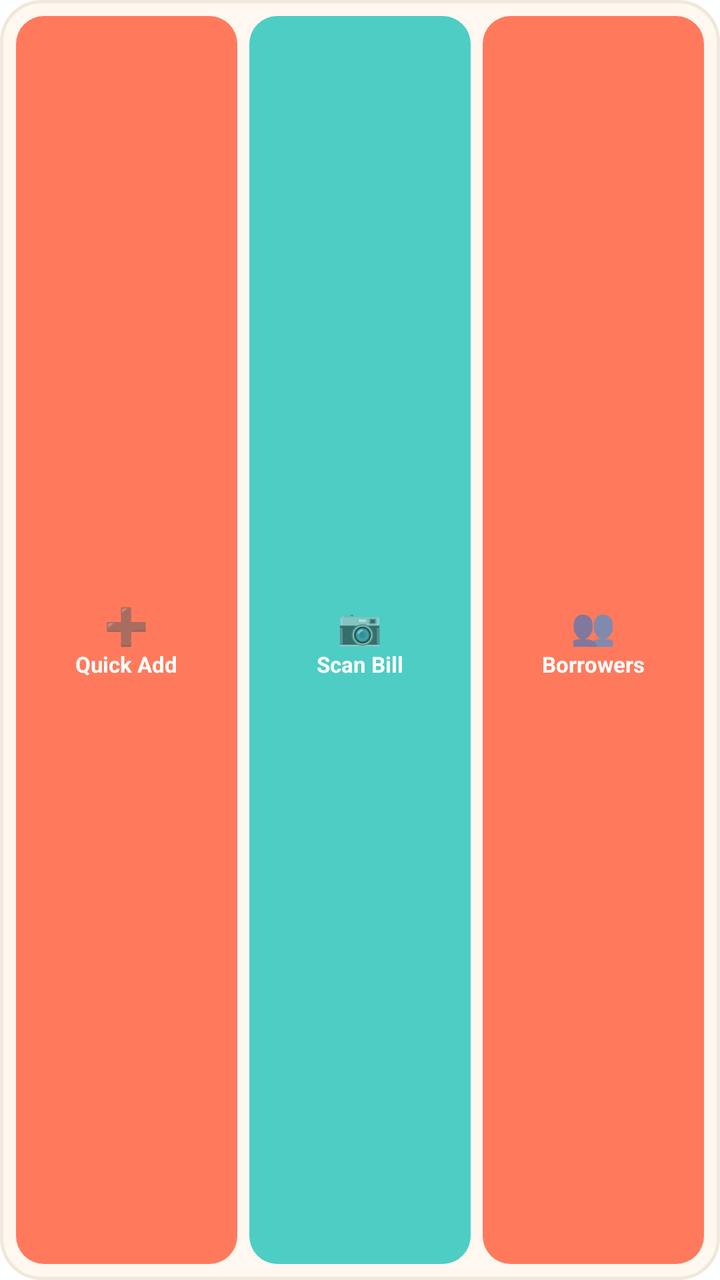
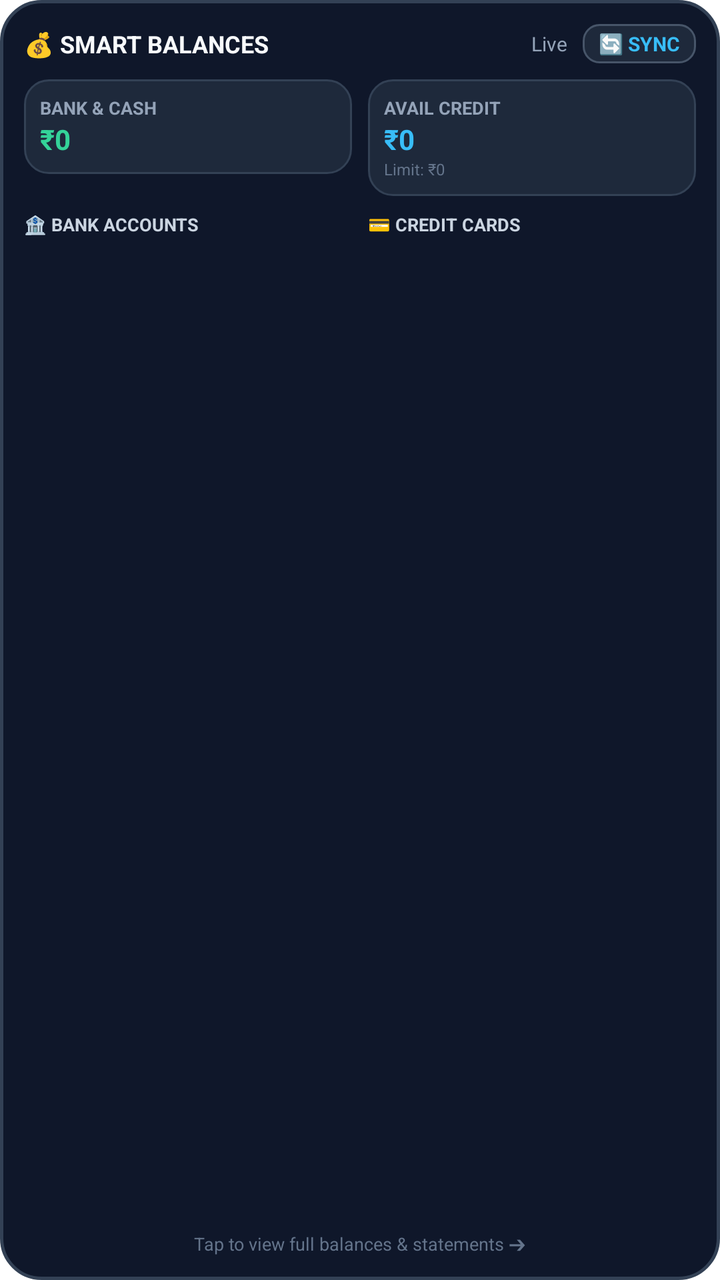

Screens rendered from an Android XML layout before and after an edit, with the pre-edit source and the edit as a unified diff.
<!-- AndroidManifest.xml: fallback theme Theme.MaterialComponents.DayNight.NoActionBar -->
<!-- res/layout/smart_ledger_widget_layout.xml -->
<?xml version="1.0" encoding="utf-8"?>
<LinearLayout xmlns:android="http://schemas.android.com/apk/res/android"
    android:id="@+id/widget_container"
    android:layout_width="match_parent"
    android:layout_height="match_parent"
    android:orientation="horizontal"
    android:background="@drawable/widget_background"
    android:padding="8dp"
    android:gravity="center_vertical">

    <LinearLayout
        android:id="@+id/btn_quick_add"
        android:layout_width="0dp"
        android:layout_height="match_parent"
        android:layout_weight="1"
        android:orientation="vertical"
        android:gravity="center"
        android:background="@drawable/widget_btn_primary"
        android:layout_marginEnd="6dp">

        <TextView
            android:layout_width="wrap_content"
            android:layout_height="wrap_content"
            android:text="➕"
            android:textSize="18sp" />

        <TextView
            android:layout_width="wrap_content"
            android:layout_height="wrap_content"
            android:text="Quick Add"
            android:textColor="#FFFFFF"
            android:textStyle="bold"
            android:textSize="11sp" />
    </LinearLayout>

    <LinearLayout
        android:id="@+id/btn_scan_receipt"
        android:layout_width="0dp"
        android:layout_height="match_parent"
        android:layout_weight="1"
        android:orientation="vertical"
        android:gravity="center"
        android:background="@drawable/widget_btn_secondary"
        android:layout_marginEnd="6dp">

        <TextView
            android:layout_width="wrap_content"
            android:layout_height="wrap_content"
            android:text="📷"
            android:textSize="18sp" />

        <TextView
            android:layout_width="wrap_content"
            android:layout_height="wrap_content"
            android:text="Scan Bill"
            android:textColor="#FFFFFF"
            android:textStyle="bold"
            android:textSize="11sp" />
    </LinearLayout>

    <LinearLayout
        android:id="@+id/btn_borrowers"
        android:layout_width="0dp"
        android:layout_height="match_parent"
        android:layout_weight="1"
        android:orientation="vertical"
        android:gravity="center"
        android:background="@drawable/widget_btn_primary">

        <TextView
            android:layout_width="wrap_content"
            android:layout_height="wrap_content"
            android:text="👥"
            android:textSize="18sp" />

        <TextView
            android:layout_width="wrap_content"
            android:layout_height="wrap_content"
            android:text="Borrowers"
            android:textColor="#FFFFFF"
            android:textStyle="bold"
            android:textSize="11sp" />
    </LinearLayout>
</LinearLayout>
<!-- resources referenced by this layout -->
<resources>
  <!-- drawable widget_background (drawable) -->
  <?xml version="1.0" encoding="utf-8"?>
  <shape xmlns:android="http://schemas.android.com/apk/res/android"
      android:shape="rectangle">
      <solid android:color="#FFF8F0" />
      <corners android:radius="20dp" />
      <stroke android:width="1.5dp" android:color="#F0E8DC" />
  </shape>
  <!-- drawable widget_btn_primary (drawable) -->
  <?xml version="1.0" encoding="utf-8"?>
  <shape xmlns:android="http://schemas.android.com/apk/res/android"
      android:shape="rectangle">
      <solid android:color="#FF7A5C" />
      <corners android:radius="14dp" />
  </shape>
  <!-- drawable widget_btn_secondary (drawable) -->
  <?xml version="1.0" encoding="utf-8"?>
  <shape xmlns:android="http://schemas.android.com/apk/res/android"
      android:shape="rectangle">
      <solid android:color="#4ECDC4" />
      <corners android:radius="14dp" />
  </shape>
</resources>

<!-- the commit's change to res/layout/smart_ledger_widget_layout.xml (unified diff, before → after) -->
@@ -3,82 +3,450 @@
     android:id="@+id/widget_container"
     android:layout_width="match_parent"
     android:layout_height="match_parent"
-    android:orientation="horizontal"
+    android:orientation="vertical"
     android:background="@drawable/widget_background"
-    android:padding="8dp"
-    android:gravity="center_vertical">
-
+    android:padding="12dp">
+
+    
     <LinearLayout
-        android:id="@+id/btn_quick_add"
-        android:layout_width="0dp"
-        android:layout_height="match_parent"
-        android:layout_weight="1"
-        android:orientation="vertical"
-        android:gravity="center"
-        android:background="@drawable/widget_btn_primary"
-        android:layout_marginEnd="6dp">
+        android:layout_width="match_parent"
+        android:layout_height="wrap_content"
+        android:orientation="horizontal"
+        android:gravity="center_vertical">
 
         <TextView
             android:layout_width="wrap_content"
             android:layout_height="wrap_content"
-            android:text="➕"
-            android:textSize="18sp" />
+            android:text="💰 SMART BALANCES"
+            android:textColor="#F8FAFC"
+            android:textStyle="bold"
+            android:textSize="12sp" />
 
         <TextView
+            android:id="@+id/tv_last_updated"
+            android:layout_width="0dp"
+            android:layout_height="wrap_content"
+            android:layout_weight="1"
+            android:gravity="end"
+            android:layout_marginEnd="8dp"
+            android:text="Live"
+            android:textColor="#94A3B8"
+            android:textSize="10sp" />
+
+        <LinearLayout
+            android:id="@+id/btn_refresh"
             android:layout_width="wrap_content"
             android:layout_height="wrap_content"
-            android:text="Quick Add"
-            android:textColor="#FFFFFF"
-            android:textStyle="bold"
-            android:textSize="11sp" />
+            android:background="@drawable/widget_refresh_btn"
+            android:paddingStart="8dp"
+            android:paddingEnd="8dp"
+            android:paddingTop="3dp"
+            android:paddingBottom="3dp"
+            android:gravity="center">
+
+            <TextView
+                android:layout_width="wrap_content"
+                android:layout_height="wrap_content"
+                android:text="🔄 SYNC"
+                android:textColor="#38BDF8"
+                android:textSize="10sp"
+                android:textStyle="bold" />
+        </LinearLayout>
     </LinearLayout>
 
+    
     <LinearLayout
-        android:id="@+id/btn_scan_receipt"
-        android:layout_width="0dp"
-        android:layout_height="match_parent"
+        android:layout_width="match_parent"
+        android:layout_height="wrap_content"
+        android:orientation="horizontal"
+        android:layout_marginTop="8dp">
+
+        
+        <LinearLayout
+            android:layout_width="0dp"
+            android:layout_height="wrap_content"
+            android:layout_weight="1"
+            android:orientation="vertical"
+            android:background="@drawable/widget_stat_card"
+            android:padding="8dp"
+            android:layout_marginEnd="4dp">
+
+            <TextView
+                android:layout_width="wrap_content"
+                android:layout_height="wrap_content"
+                android:text="BANK &amp; CASH"
+                android:textColor="#94A3B8"
+                android:textSize="9sp"
+                android:textStyle="bold" />
+
+            <TextView
+                android:id="@+id/tv_total_bank_cash"
+                android:layout_width="wrap_content"
+                android:layout_height="wrap_content"
+                android:text="₹0"
+                android:textColor="#34D399"
+                android:textSize="14sp"
+                android:textStyle="bold"
+                android:maxLines="1"
+                android:ellipsize="end" />
+        </LinearLayout>
+
+        
+        <LinearLayout
+            android:layout_width="0dp"
+            android:layout_height="wrap_content"
+            android:layout_weight="1"
+            android:orientation="vertical"
+            android:background="@drawable/widget_stat_card"
+            android:padding="8dp"
+            android:layout_marginStart="4dp">
+
+            <TextView
+                android:layout_width="wrap_content"
+                android:layout_height="wrap_content"
+                android:text="AVAIL CREDIT"
+                android:textColor="#94A3B8"
+                android:textSize="9sp"
+                android:textStyle="bold" />
+
+            <TextView
+                android:id="@+id/tv_total_credit_avail"
+                android:layout_width="wrap_content"
+                android:layout_height="wrap_content"
+                android:text="₹0"
+                android:textColor="#38BDF8"
+                android:textSize="14sp"
+                android:textStyle="bold"
+                android:maxLines="1"
+                android:ellipsize="end" />
+
+            <TextView
+                android:id="@+id/tv_total_credit_limit"
+                android:layout_width="wrap_content"
+                android:layout_height="wrap_content"
+                android:text="Limit: ₹0"
+                android:textColor="#64748B"
+                android:textSize="8sp"
+                android:maxLines="1"
+                android:ellipsize="end" />
+        </LinearLayout>
+    </LinearLayout>
+
+    
+    <LinearLayout
+        android:id="@+id/balances_content"
+        android:layout_width="match_parent"
+        android:layout_height="0dp"
         android:layout_weight="1"
-        android:orientation="vertical"
+        android:orientation="horizontal"
+        android:layout_marginTop="8dp">
+
+        
+        <LinearLayout
+            android:layout_width="0dp"
+            android:layout_height="match_parent"
+            android:layout_weight="1"
+            android:orientation="vertical"
+            android:layout_marginEnd="4dp">
+
+            <TextView
+                android:layout_width="wrap_content"
+                android:layout_height="wrap_content"
+                android:text="🏦 BANK ACCOUNTS"
+                android:textColor="#CBD5E1"
+                android:textSize="9sp"
+                android:textStyle="bold"
+                android:layout_marginBottom="4dp" />
+
+            
+            <LinearLayout
+                android:id="@+id/row_bank_1"
+                android:layout_width="match_parent"
+                android:layout_height="wrap_content"
+                android:orientation="horizontal"
+                android:layout_marginBottom="3dp"
+                android:visibility="gone">
+                <TextView
+                    android:id="@+id/tv_bank_1_name"
+                    android:layout_width="0dp"
+                    android:layout_height="wrap_content"
+                    android:layout_weight="1"
+                    android:text="HDFC"
+                    android:textColor="#E2E8F0"
+                    android:textSize="10sp"
+                    android:maxLines="1"
+                    android:ellipsize="end" />
+                <TextView
+                    android:id="@+id/tv_bank_1_val"
+                    android:layout_width="wrap_content"
+                    android:layout_height="wrap_content"
+                    android:text="₹0"
+                    android:textColor="#34D399"
+                    android:textSize="10sp"
+                    android:textStyle="bold" />
+            </LinearLayout>
+
+            
+            <LinearLayout
+                android:id="@+id/row_bank_2"
+                android:layout_width="match_parent"
+                android:layout_height="wrap_content"
+                android:orientation="horizontal"
+                android:layout_marginBottom="3dp"
+                android:visibility="gone">
+                <TextView
+                    android:id="@+id/tv_bank_2_name"
+                    android:layout_width="0dp"
+                    android:layout_height="wrap_content"
+                    android:layout_weight="1"
+                    android:text="SBI"
+                    android:textColor="#E2E8F0"
+                    android:textSize="10sp"
+                    android:maxLines="1"
+                    android:ellipsize="end" />
+                <TextView
+                    android:id="@+id/tv_bank_2_val"
+                    android:layout_width="wrap_content"
+                    android:layout_height="wrap_content"
+                    android:text="₹0"
+                    android:textColor="#34D399"
+                    android:textSize="10sp"
+                    android:textStyle="bold" />
+            </LinearLayout>
+
+            
+            <LinearLayout
+                android:id="@+id/row_bank_3"
+                android:layout_width="match_parent"
+                android:layout_height="wrap_content"
+                android:orientation="horizontal"
+                android:layout_marginBottom="3dp"
+                android:visibility="gone">
+                <TextView
+                    android:id="@+id/tv_bank_3_name"
+                    android:layout_width="0dp"
+                    android:layout_height="wrap_content"
+                    android:layout_weight="1"
+                    android:text="ICICI"
+                    android:textColor="#E2E8F0"
+                    android:textSize="10sp"
+                    android:maxLines="1"
+                    android:ellipsize="end" />
+                <TextView
+                    android:id="@+id/tv_bank_3_val"
+                    android:layout_width="wrap_content"
+                    android:layout_height="wrap_content"
+                    android:text="₹0"
+                    android:textColor="#34D399"
+                    android:textSize="10sp"
+                    android:textStyle="bold" />
+            </LinearLayout>
+
+            
+            <LinearLayout
+                android:id="@+id/row_bank_4"
+                android:layout_width="match_parent"
+                android:layout_height="wrap_content"
+                android:orientation="horizontal"
+                android:layout_marginBottom="3dp"
+                android:visibility="gone">
+                <TextView
+                    android:id="@+id/tv_bank_4_name"
+                    android:layout_width="0dp"
+                    android:layout_height="wrap_content"
+                    android:layout_weight="1"
+                    android:text="Axis"
+                    android:textColor="#E2E8F0"
+                    android:textSize="10sp"
+                    android:maxLines="1"
+                    android:ellipsize="end" />
+                <TextView
+                    android:id="@+id/tv_bank_4_val"
+                    android:layout_width="wrap_content"
+                    android:layout_height="wrap_content"
+                    android:text="₹0"
+                    android:textColor="#34D399"
+                    android:textSize="10sp"
+                    android:textStyle="bold" />
+            </LinearLayout>
+
+            
+            <LinearLayout
+                android:id="@+id/row_cash"
+                android:layout_width="match_parent"
+                android:layout_height="wrap_content"
+                android:orientation="horizontal"
+                android:layout_marginTop="2dp"
+                android:visibility="gone">
+                <TextView
+                    android:layout_width="0dp"
+                    android:layout_height="wrap_content"
+                    android:layout_weight="1"
+                    android:text="💵 Cash"
+                    android:textColor="#CBD5E1"
+                    android:textSize="10sp" />
+                <TextView
+                    android:id="@+id/tv_cash_val"
+                    android:layout_width="wrap_content"
+                    android:layout_height="wrap_content"
+                    android:text="₹0"
+                    android:textColor="#FCD34D"
+                    android:textSize="10sp"
+                    android:textStyle="bold" />
+            </LinearLayout>
+        </LinearLayout>
+
+        
+        <LinearLayout
+            android:layout_width="0dp"
+            android:layout_height="match_parent"
+            android:layout_weight="1"
+            android:orientation="vertical"
+            android:layout_marginStart="4dp">
+
+            <TextView
+                android:layout_width="wrap_content"
+                android:layout_height="wrap_content"
+                android:text="💳 CREDIT CARDS"
+                android:textColor="#CBD5E1"
+                android:textSize="9sp"
+                android:textStyle="bold"
+                android:layout_marginBottom="4dp" />
+
+            
+            <LinearLayout
+                android:id="@+id/row_card_1"
+                android:layout_width="match_parent"
+                android:layout_height="wrap_content"
+                android:orientation="horizontal"
+                android:layout_marginBottom="3dp"
+                android:visibility="gone">
+                <TextView
+                    android:id="@+id/tv_card_1_name"
+                    android:layout_width="0dp"
+                    android:layout_height="wrap_content"
+                    android:layout_weight="1"
+                    android:text="Card 1"
+                    android:textColor="#E2E8F0"
+                    android:textSize="10sp"
+                    android:maxLines="1"
+                    android:ellipsize="end" />
+                <TextView
+                    android:id="@+id/tv_card_1_avail"
+                    android:layout_width="wrap_content"
+                    android:layout_height="wrap_content"
+                    android:text="₹0"
+                    android:textColor="#38BDF8"
+                    android:textSize="10sp"
+                    android:textStyle="bold" />
+            </LinearLayout>
+
+            
+            <LinearLayout
+                android:id="@+id/row_card_2"
+                android:layout_width="match_parent"
+                android:layout_height="wrap_content"
+                android:orientation="horizontal"
+                android:layout_marginBottom="3dp"
+                android:visibility="gone">
+                <TextView
+                    android:id="@+id/tv_card_2_name"
+                    android:layout_width="0dp"
+                    android:layout_height="wrap_content"
+                    android:layout_weight="1"
+                    android:text="Card 2"
+                    android:textColor="#E2E8F0"
+                    android:textSize="10sp"
+                    android:maxLines="1"
+                    android:ellipsize="end" />
+                <TextView
+                    android:id="@+id/tv_card_2_avail"
+                    android:layout_width="wrap_content"
+                    android:layout_height="wrap_content"
+                    android:text="₹0"
+                    android:textColor="#38BDF8"
+                    android:textSize="10sp"
+                    android:textStyle="bold" />
+            </LinearLayout>
+
+            
+            <LinearLayout
+                android:id="@+id/row_card_3"
+                android:layout_width="match_parent"
+                android:layout_height="wrap_content"
+                android:orientation="horizontal"
+                android:layout_marginBottom="3dp"
+                android:visibility="gone">
+                <TextView
+                    android:id="@+id/tv_card_3_name"
+                    android:layout_width="0dp"
+                    android:layout_height="wrap_content"
+                    android:layout_weight="1"
+                    android:text="Card 3"
+                    android:textColor="#E2E8F0"
+                    android:textSize="10sp"
+                    android:maxLines="1"
+                    android:ellipsize="end" />
+                <TextView
+                    android:id="@+id/tv_card_3_avail"
+                    android:layout_width="wrap_content"
+                    android:layout_height="wrap_content"
+                    android:text="₹0"
+                    android:textColor="#38BDF8"
+                    android:textSize="10sp"
+                    android:textStyle="bold" />
+            </LinearLayout>
+
+            
+            <LinearLayout
+                android:id="@+id/row_card_4"
+                android:layout_width="match_parent"
+                android:layout_height="wrap_content"
+                android:orientation="horizontal"
+                android:layout_marginBottom="3dp"
+                android:visibility="gone">
+                <TextView
+                    android:id="@+id/tv_card_4_name"
+                    android:layout_width="0dp"
+                    android:layout_height="wrap_content"
+                    android:layout_weight="1"
+                    android:text="Card 4"
+                    android:textColor="#E2E8F0"
+                    android:textSize="10sp"
+                    android:maxLines="1"
+                    android:ellipsize="end" />
+                <TextView
+                    android:id="@+id/tv_card_4_avail"
+                    android:layout_width="wrap_content"
+                    android:layout_height="wrap_content"
+                    android:text="₹0"
+                    android:textColor="#38BDF8"
+                    android:textSize="10sp"
+                    android:textStyle="bold" />
+            </LinearLayout>
+        </LinearLayout>
+    </LinearLayout>
+
+    
+    <TextView
+        android:id="@+id/tv_empty_state"
+        android:layout_width="match_parent"
+        android:layout_height="0dp"
+        android:layout_weight="1"
         android:gravity="center"
-        android:background="@drawable/widget_btn_secondary"
-        android:layout_marginEnd="6dp">
-
-        <TextView
-            android:layout_width="wrap_content"
-            android:layout_height="wrap_content"
-            android:text="📷"
-            android:textSize="18sp" />
-
-        <TextView
-            android:layout_width="wrap_content"
-            android:layout_height="wrap_content"
-            android:text="Scan Bill"
-            android:textColor="#FFFFFF"
-            android:textStyle="bold"
-            android:textSize="11sp" />
-    </LinearLayout>
-
-    <LinearLayout
-        android:id="@+id/btn_borrowers"
-        android:layout_width="0dp"
-        android:layout_height="match_parent"
-        android:layout_weight="1"
-        android:orientation="vertical"
+        android:text="Tap to configure your bank accounts and credit limits"
+        android:textColor="#94A3B8"
+        android:textSize="11sp"
+        android:visibility="gone" />
+
+    
+    <TextView
+        android:layout_width="match_parent"
+        android:layout_height="wrap_content"
         android:gravity="center"
-        android:background="@drawable/widget_btn_primary">
-
-        <TextView
-            android:layout_width="wrap_content"
-            android:layout_height="wrap_content"
-            android:text="👥"
-            android:textSize="18sp" />
-
-        <TextView
-            android:layout_width="wrap_content"
-            android:layout_height="wrap_content"
-            android:text="Borrowers"
-            android:textColor="#FFFFFF"
-            android:textStyle="bold"
-            android:textSize="11sp" />
-    </LinearLayout>
+        android:layout_marginTop="6dp"
+        android:text="Tap to view full balances &amp; statements ➔"
+        android:textColor="#64748B"
+        android:textSize="9sp" />
+
 </LinearLayout>
<!-- resource entries referenced after the edit -->
@@ -4,23 +4,25 @@
   <?xml version="1.0" encoding="utf-8"?>
   <shape xmlns:android="http://schemas.android.com/apk/res/android"
       android:shape="rectangle">
-      <solid android:color="#FFF8F0" />
+      <solid android:color="#0F172A" />
       <corners android:radius="20dp" />
-      <stroke android:width="1.5dp" android:color="#F0E8DC" />
+      <stroke android:width="1.5dp" android:color="#334155" />
   </shape>
-  <!-- drawable widget_btn_primary (drawable) -->
+  <!-- drawable widget_refresh_btn (drawable) -->
   <?xml version="1.0" encoding="utf-8"?>
   <shape xmlns:android="http://schemas.android.com/apk/res/android"
       android:shape="rectangle">
-      <solid android:color="#FF7A5C" />
-      <corners android:radius="14dp" />
+      <solid android:color="#1E293B" />
+      <corners android:radius="8dp" />
+      <stroke android:width="1dp" android:color="#475569" />
   </shape>
-  <!-- drawable widget_btn_secondary (drawable) -->
+  <!-- drawable widget_stat_card (drawable) -->
   <?xml version="1.0" encoding="utf-8"?>
   <shape xmlns:android="http://schemas.android.com/apk/res/android"
       android:shape="rectangle">
-      <solid android:color="#4ECDC4" />
-      <corners android:radius="14dp" />
+      <solid android:color="#1E293B" />
+      <corners android:radius="12dp" />
+      <stroke android:width="1dp" android:color="#334155" />
   </shape>
 </resources>
 
